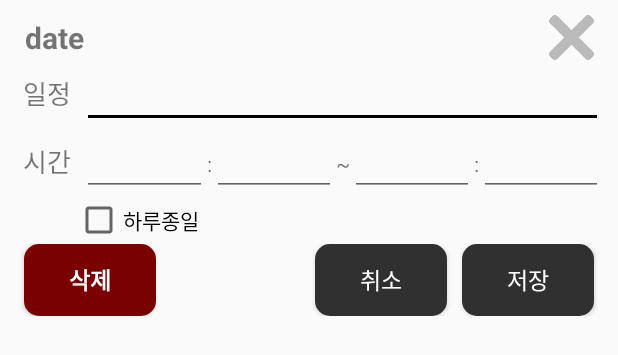
After one commit to seoYeongGH/ScheduleApp, an Android app: the layout activity_sinput_page.xml on its own in the app's theme, with its tools: preview values and no code run, on a phone screen of 412 x 824 dp. The commit adds this screen. Shown: the top 355 px of the screen. Run offline under Robolectric (Android 15) with nearby library versions, the phone set to English and light mode, and no system bars.

Commit message:
Add Function -SInputPage
Add a screen to add a schedule.

```diff
--- a/app/src/main/AndroidManifest.xml
+++ b/app/src/main/AndroidManifest.xml
@@ -12,10 +12,11 @@
         android:roundIcon="@mipmap/ic_launcher_round"
         android:supportsRtl="true"
         android:theme="@style/AppTheme">
-        <activity android:name=".SViewPage"
-                  android:theme="@style/noTitleDialog">
-
-        </activity>
+        <activity android:name=".SInputPage"
+                  android:theme="@style/noTitleDialog"></activity>
+        <activity
+            android:name=".SViewPage"
+            android:theme="@style/noTitleDialog"></activity>
         <activity
             android:name=".WithdrawPage"
             android:label="탈퇴하기"
--- a/app/src/main/java/com/example/scheduleapp/Constant.java
+++ b/app/src/main/java/com/example/scheduleapp/Constant.java
@@ -16,4 +16,8 @@ public class Constant {
 
     //find
     public static final int NO_DATA = 2;
+
+    //SView
+    public static final int ADD_SCHEDULE = 0;
+    public static final int MODIFY_SCHEDULE = 1;
 }
--- /dev/null
+++ b/app/src/main/java/com/example/scheduleapp/SInputPage.java
@@ -0,0 +1,14 @@
+package com.example.scheduleapp;
+
+import androidx.appcompat.app.AppCompatActivity;
+
+import android.os.Bundle;
+
+public class SInputPage extends AppCompatActivity {
+
+    @Override
+    protected void onCreate(Bundle savedInstanceState) {
+        super.onCreate(savedInstanceState);
+        setContentView(R.layout.activity_sinput_page);
+    }
+}
--- a/app/src/main/java/com/example/scheduleapp/SViewPage.java
+++ b/app/src/main/java/com/example/scheduleapp/SViewPage.java
@@ -4,7 +4,10 @@ import androidx.appcompat.app.AppCompatActivity;
 
 import android.content.Intent;
 import android.os.Bundle;
+import android.view.View;
 import android.widget.TextView;
+
+import static com.example.scheduleapp.Constant.ADD_SCHEDULE;
 
 public class SViewPage extends AppCompatActivity {
     String date = null;
@@ -20,4 +23,12 @@ public class SViewPage extends AppCompatActivity {
         TextView txtDate = findViewById(R.id.txtDate);
         txtDate.setText(date);
     }
+
+    public void onBtnAddClicked(View view){
+        Intent intent = new Intent(getApplicationContext(),SInputPage.class);
+        intent.setFlags(Intent.FLAG_ACTIVITY_REORDER_TO_FRONT);
+        intent.putExtra("flag",ADD_SCHEDULE);
+
+        startActivity(intent);
+    }
 }
--- /dev/null
+++ b/app/src/main/res/drawable/btn_red.xml
@@ -0,0 +1,6 @@
+<?xml version="1.0" encoding="utf-8"?>
+<shape xmlns:android="http://schemas.android.com/apk/res/android"
+    android:shape="rectangle">
+    <solid android:color="#790101"/>
+    <corners android:radius="10dp"/>
+</shape>
--- /dev/null
+++ b/app/src/main/res/layout/activity_sinput_page.xml
@@ -0,0 +1,185 @@
+<?xml version="1.0" encoding="utf-8"?>
+<LinearLayout xmlns:android="http://schemas.android.com/apk/res/android"
+    xmlns:app="http://schemas.android.com/apk/res-auto"
+    xmlns:tools="http://schemas.android.com/tools"
+    android:layout_width="match_parent"
+    android:layout_height="match_parent"
+    android:orientation="vertical"
+    android:padding="10dp"
+    tools:context=".SInputPage">
+
+    <androidx.constraintlayout.widget.ConstraintLayout
+        android:layout_width="match_parent"
+        android:layout_height="wrap_content">
+
+        <TextView
+            android:id="@+id/txtDate"
+            android:layout_width="wrap_content"
+            android:layout_height="wrap_content"
+            android:text="date"
+            android:textSize="20sp"
+            android:textStyle="bold"
+            app:layout_constraintBottom_toBottomOf="parent"
+            app:layout_constraintEnd_toEndOf="parent"
+            app:layout_constraintHorizontal_bias="0.019"
+            app:layout_constraintStart_toStartOf="parent"
+            app:layout_constraintTop_toTopOf="parent" />
+
+        <Button
+            android:id="@+id/btnBack"
+            android:layout_width="30dp"
+            android:layout_height="30dp"
+            android:background="@drawable/x"
+            app:layout_constraintEnd_toEndOf="parent"
+            app:layout_constraintHorizontal_bias="0.98"
+            app:layout_constraintStart_toEndOf="@+id/txtDate"
+            app:layout_constraintTop_toTopOf="parent" />
+    </androidx.constraintlayout.widget.ConstraintLayout>
+
+    <LinearLayout
+        android:layout_width="match_parent"
+        android:layout_height="wrap_content"
+        android:orientation="horizontal"
+        android:paddingLeft="5dp">
+
+        <TextView
+            android:id="@+id/textView5"
+            android:layout_width="wrap_content"
+            android:layout_height="wrap_content"
+            android:text="일정"
+            android:textSize="17sp" />
+
+        <EditText
+            android:id="@+id/editText"
+            android:layout_width="wrap_content"
+            android:layout_height="wrap_content"
+            android:layout_marginLeft="7dp"
+            android:layout_weight="1"
+            android:ems="10"
+            android:inputType="textPersonName" />
+    </LinearLayout>
+
+    <LinearLayout
+        android:layout_width="match_parent"
+        android:layout_height="wrap_content"
+        android:orientation="horizontal">
+
+        <TextView
+            android:id="@+id/textView14"
+            android:layout_width="wrap_content"
+            android:layout_height="wrap_content"
+            android:layout_marginRight="7dp"
+            android:paddingLeft="5dp"
+            android:text="시간"
+            android:textSize="17sp" />
+
+        <EditText
+            android:id="@+id/editText4"
+            android:layout_width="wrap_content"
+            android:layout_height="wrap_content"
+            android:layout_weight="1"
+            android:ems="10"
+            android:inputType="number"
+            android:maxLength="2" />
+
+        <TextView
+            android:id="@+id/textView19"
+            android:layout_width="wrap_content"
+            android:layout_height="wrap_content"
+            android:text="TextView"
+            tools:text=":" />
+
+        <EditText
+            android:layout_width="wrap_content"
+            android:layout_height="wrap_content"
+            android:layout_weight="1"
+            android:ems="10"
+            android:inputType="number"
+            android:maxLength="2" />
+
+        <TextView
+            android:id="@+id/textView20"
+            android:layout_width="wrap_content"
+            android:layout_height="wrap_content"
+            android:text="~" />
+
+
+        <EditText
+            android:layout_width="wrap_content"
+            android:layout_height="wrap_content"
+            android:layout_weight="1"
+            android:ems="10"
+            android:inputType="number"
+            android:maxLength="2" />
+
+        <TextView
+            android:layout_width="wrap_content"
+            android:layout_height="wrap_content"
+            android:text=":" />
+
+        <EditText
+            android:layout_width="wrap_content"
+            android:layout_height="wrap_content"
+            android:layout_weight="1"
+            android:ems="10"
+            android:inputType="number"
+            android:maxLength="2" />
+
+    </LinearLayout>
+
+    <CheckBox
+        android:id="@+id/checkBox"
+        android:layout_width="match_parent"
+        android:layout_height="wrap_content"
+        android:layout_marginLeft="40dp"
+        android:text="하루종일" />
+
+    <androidx.constraintlayout.widget.ConstraintLayout
+        android:layout_width="match_parent"
+        android:layout_height="wrap_content">
+
+        <Button
+            android:id="@+id/button4"
+            android:layout_width="wrap_content"
+            android:layout_height="wrap_content"
+            android:background="@drawable/btn_red"
+            android:text="삭제"
+            android:textColor="#FFFFFF"
+            android:textSize="15sp"
+            android:textStyle="bold"
+            app:layout_constraintBottom_toBottomOf="parent"
+            app:layout_constraintEnd_toEndOf="parent"
+            app:layout_constraintHorizontal_bias="0.02"
+            app:layout_constraintStart_toStartOf="parent"
+            app:layout_constraintTop_toTopOf="parent" />
+
+        <Button
+            android:id="@+id/button5"
+            android:layout_width="wrap_content"
+            android:layout_height="wrap_content"
+            android:background="@drawable/btn_black"
+            android:text="저장"
+            android:textColor="#FFFFFF"
+            android:textSize="15sp"
+            app:layout_constraintBottom_toBottomOf="parent"
+            app:layout_constraintEnd_toEndOf="parent"
+            app:layout_constraintHorizontal_bias="0.98"
+            app:layout_constraintStart_toStartOf="parent"
+            app:layout_constraintTop_toTopOf="parent" />
+
+        <Button
+            android:id="@+id/button6"
+            android:layout_width="wrap_content"
+            android:layout_height="wrap_content"
+            android:background="@drawable/btn_black"
+            android:text="취소"
+            android:textColor="#FFFFFF"
+            android:textSize="15sp"
+            app:layout_constraintBottom_toBottomOf="parent"
+            app:layout_constraintEnd_toStartOf="@+id/button5"
+            app:layout_constraintHorizontal_bias="0.953"
+            app:layout_constraintStart_toStartOf="parent"
+            app:layout_constraintTop_toTopOf="parent"
+            app:layout_constraintVertical_bias="0.0" />
+    </androidx.constraintlayout.widget.ConstraintLayout>
+</LinearLayout>
--- a/app/src/main/res/layout/sview_activity.xml
+++ b/app/src/main/res/layout/sview_activity.xml
@@ -52,6 +52,7 @@
         android:layout_height="wrap_content"
         android:layout_gravity="right"
         android:background="@drawable/btn_black"
+        android:onClick="onBtnAddClicked"
         android:text="일정추가"
         android:textColor="#ECECEC" />
 
```
